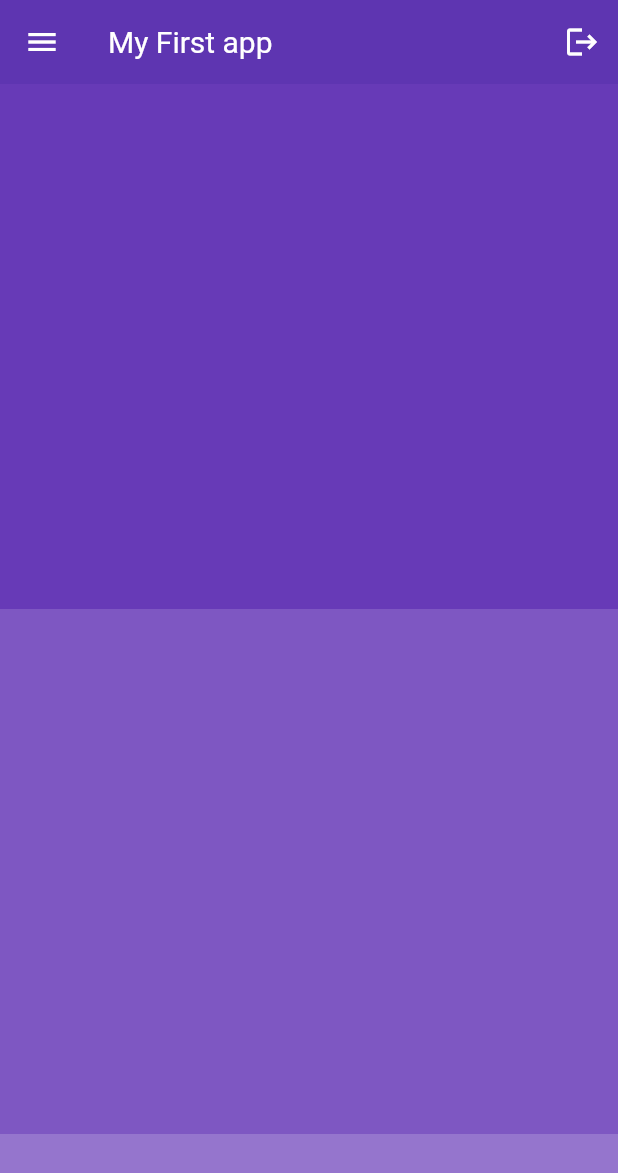
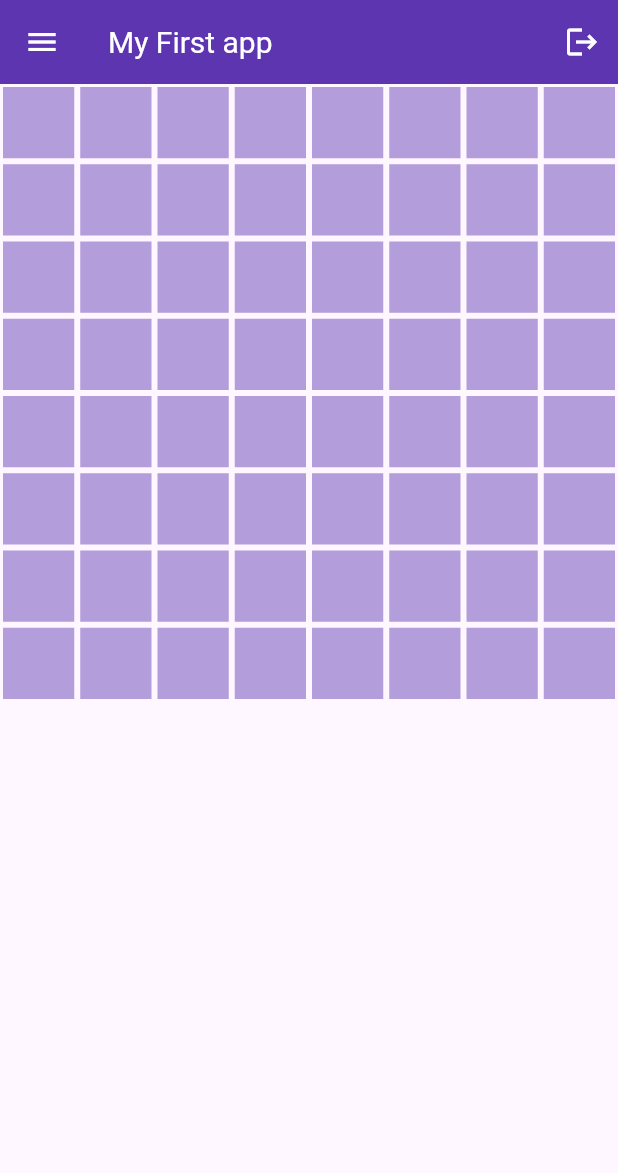
Before and after one commit to Pradeep1234566/App, a Flutter app: the screen it shows after launch, on a phone screen of 412 x 824 dp. Shown: the top 1173 px of the screen. Run offline on Flutter 3.47's test engine with Material 3 defaults, Android fonts, the phone set to English and light mode, and no system bars.

Commit message:
Grid Builder

```diff
--- a/lib/main.dart
+++ b/lib/main.dart
@@ -12,25 +12,14 @@ class MyApp extends StatelessWidget {
     return MaterialApp(
       debugShowCheckedModeBanner: false,
       home: Scaffold(
-        backgroundColor: Colors.deepPurple[200],
-        body: ListView(
-          children: [
-            //Container
-            Container(
-              color: Colors.deepPurple[500],
-              height: 350,
-            ),
-            //Container 2
-            Container(
-              color: Colors.deepPurple[400],
-              height: 350,
-            ),
-            //Container 3
-            Container(
-              color: Colors.deepPurple[300],
-              height: 350,
-            ),
-          ],
+        body: GridView.builder(
+          itemCount: 64,
+          gridDelegate:
+              SliverGridDelegateWithFixedCrossAxisCount(crossAxisCount: 8),
+          itemBuilder: (context, index) => Container(
+            color: Colors.deepPurple[200],
+            margin: EdgeInsets.all(2),
+          ),
         ),
         appBar: AppBar(
           title: Text(
```
